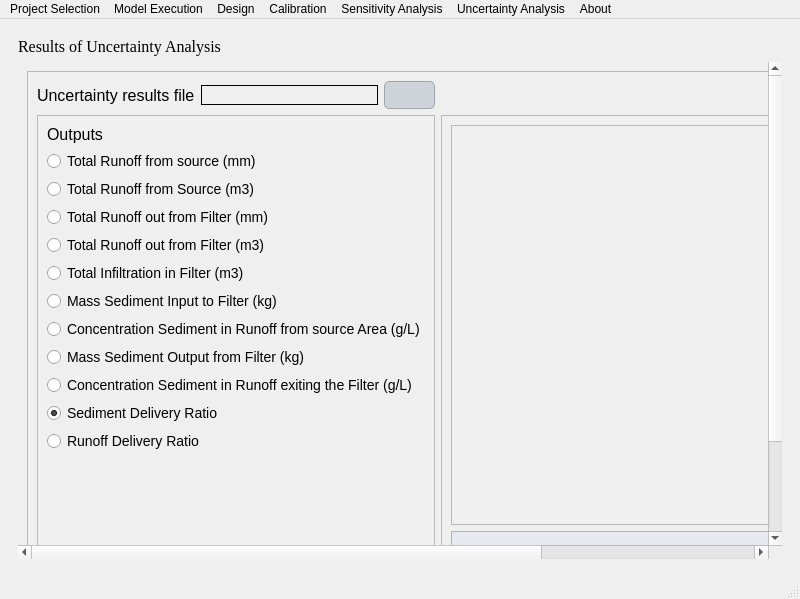
Above: ui/Qvfsmod_dialog_base.ui from Inigobarbe/VFSMOD-GUI before the change. Below: the same form after it.
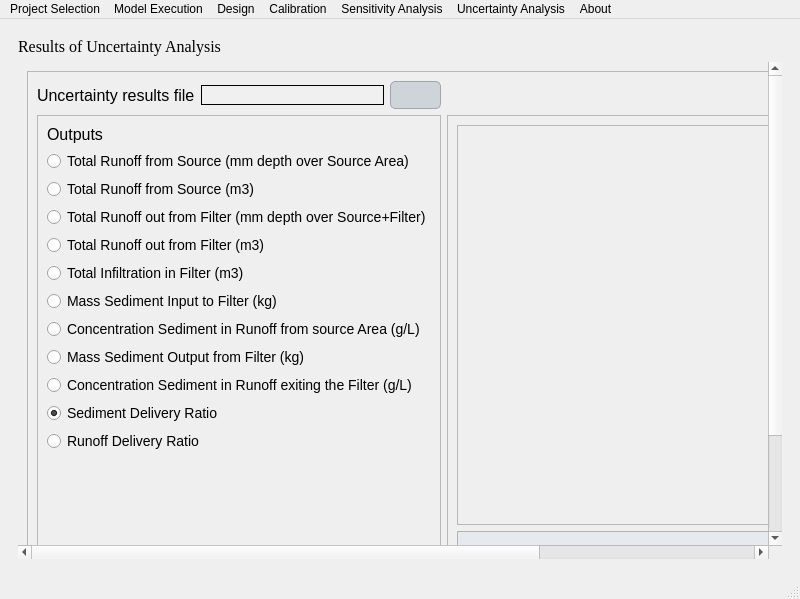
That is the form after the change. The open tabs and pages were chosen to show the change. Icons and pictures are not drawn.

```diff
--- a/ui/Qvfsmod_dialog_base.ui
+++ b/ui/Qvfsmod_dialog_base.ui
@@ -7630,10 +7630,10 @@
           <widget class="QWidget" name="scrollAreaWidgetContents_16">
            <property name="geometry">
             <rect>
-             <x>0</x>
-             <y>0</y>
-             <width>1068</width>
-             <height>609</height>
+             <x>-334</x>
+             <y>-128</y>
+             <width>1081</width>
+             <height>624</height>
             </rect>
            </property>
            <layout class="QGridLayout" name="gridLayout_96">
@@ -7665,7 +7665,7 @@
                   <item>
                    <widget class="QRadioButton" name="runoff_source_mm_4">
                     <property name="text">
-                     <string>Total Runoff from source (mm)</string>
+                     <string>Total Runoff from Source (mm depth over Source Area)</string>
                     </property>
                    </widget>
                   </item>
@@ -7679,7 +7679,7 @@
                   <item>
                    <widget class="QRadioButton" name="runoff_filter_mm_4">
                     <property name="text">
-                     <string>Total Runoff out from Filter (mm)</string>
+                     <string>Total Runoff out from Filter (mm depth over Source+Filter)</string>
                     </property>
                    </widget>
                   </item>
@@ -7784,7 +7784,33 @@
                    </widget>
                   </item>
                   <item row="1" column="0">
-                   <widget class="QTableWidget" name="tableWidget"/>
+                   <widget class="QTableWidget" name="tableWidget">
+                    <property name="minimumSize">
+                     <size>
+                      <width>0</width>
+                      <height>80</height>
+                     </size>
+                    </property>
+                    <property name="maximumSize">
+                     <size>
+                      <width>800</width>
+                      <height>80</height>
+                     </size>
+                    </property>
+                   </widget>
+                  </item>
+                  <item row="2" column="0">
+                   <spacer name="verticalSpacer_28">
+                    <property name="orientation">
+                     <enum>Qt::Vertical</enum>
+                    </property>
+                    <property name="sizeHint" stdset="0">
+                     <size>
+                      <width>20</width>
+                      <height>40</height>
+                     </size>
+                    </property>
+                   </spacer>
                   </item>
                  </layout>
                 </widget>
```
Left out of the diff: 50 changed lines with no effect on the pictures.
